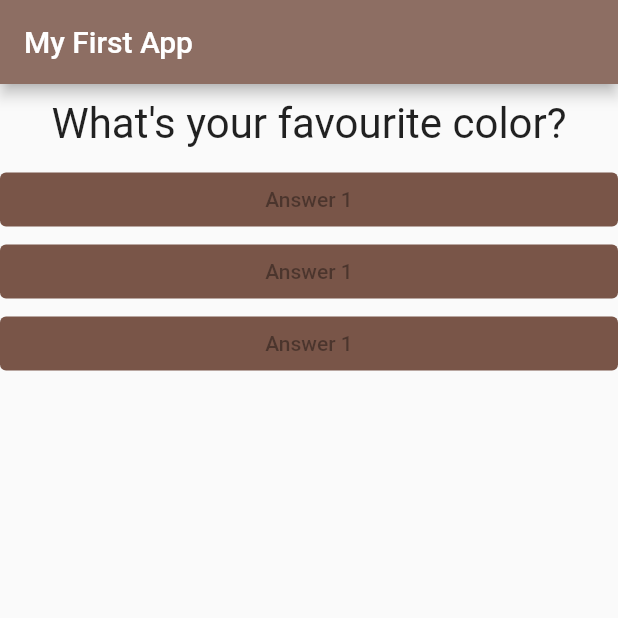
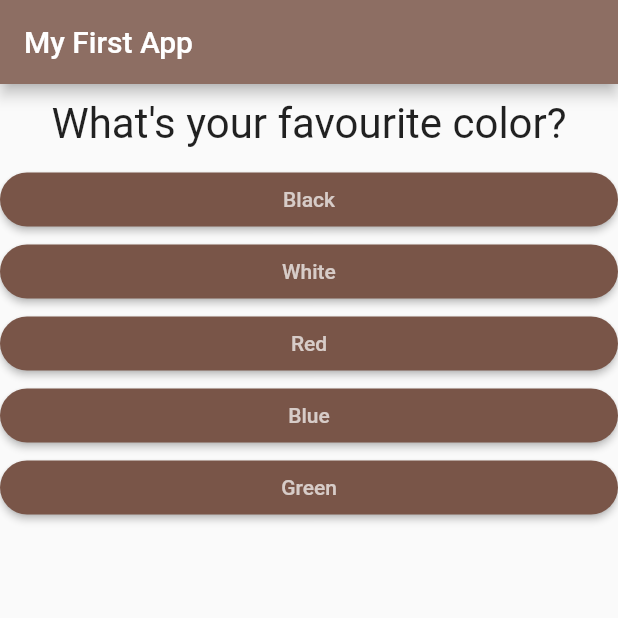
Before and after one commit to Shefalidew/Questionaire-Application, a Flutter app: the screen it shows after launch, on a phone screen of 412 x 824 dp, the top half of it. Run offline on Flutter 3.47's test engine with Material 2 defaults, Android fonts, the phone set to English and light mode, and no system bars.

Commit message:
Mapping
Added mapping for accessing different questions and there respective answers.

```diff
--- a/lib/answer.dart
+++ b/lib/answer.dart
@@ -1,17 +1,29 @@
 import 'package:flutter/material.dart';
 
 class Answer extends StatelessWidget {
-  const Answer({Key? key}) : super(key: key);
+  //const Answer({Key? key}) : super(key: key);
+
+  final VoidCallback selectHandler;
+  final String answerText;
+
+  Answer(this.selectHandler, this.answerText);
 
   @override
   Widget build(BuildContext context) {
     return Container(
       width: double.infinity,
       child: ElevatedButton(
-          style: ButtonStyle(
-              backgroundColor: MaterialStateProperty.all(Colors.brown)),
-          onPressed: null,
-          child: Text("Answer 1")),
+          style: ElevatedButton.styleFrom(
+              primary: Colors.brown, //change background color of button
+              onPrimary: Colors.white70, //change text color of button
+              shape: RoundedRectangleBorder(
+                borderRadius: BorderRadius.circular(25),
+              )),
+          /*style: ButtonStyle(
+              backgroundColor: MaterialStateProperty.all(Colors.brown)),*/
+
+          onPressed: selectHandler,
+          child: Text(answerText)),
       /* RaisedButton(
           color: Colors.grey, child: Text('Answer 1'), onPressed: null),*/
     );
--- a/lib/main.dart
+++ b/lib/main.dart
@@ -29,10 +29,21 @@ class _MyAppState extends State<MyApp> {
 
   @override
   Widget build(BuildContext context) {
+    //The object questions stores the text for the questions as well as their required answers
     var questions = [
-      "What's your favourite color?",
-      'What\s your favourite animal?'
-    ]; //list of questions
+      {
+        'questionText': "What's your favourite color?",
+        'answers': ['Black', 'White', 'Red', 'Blue', 'Green'],
+      },
+      {
+        'questionText': 'What\'s your favourite animal',
+        'answers': ['Bear', 'Zebra', 'Rabbit', 'Lion'],
+      },
+      {
+        'questionText': "What's your favourite flower?",
+        'answers': ['Jasmin', 'Rose', 'Lotus'],
+      },
+    ]; //list of maps
     // TODO: implement build
 
     return MaterialApp(
@@ -43,12 +54,13 @@ class _MyAppState extends State<MyApp> {
           foregroundColor: Colors.white,
         ),
         body: Column(
-          children: <Widget>[
-            Question(questions[_questionIndex]),
-            Answer(),
-            Answer(),
-            Answer(),
-            ],
+          children: [
+            Question(questions[_questionIndex]['questionText'] as String),
+            ...(questions[_questionIndex]['answers'] as List<String>)
+                .map((answer) {
+              return Answer(_answerQuestion, answer);
+            }).toList()
+          ],
         ),
       ),
     );
--- a/lib/question.dart
+++ b/lib/question.dart
@@ -1,7 +1,7 @@
 import 'package:flutter/material.dart';
 
 class Question extends StatelessWidget {
-  String questionText;
+  final String questionText;
 
   Question(this.questionText);
 
```
Also changed, not shown: 1 other file.
